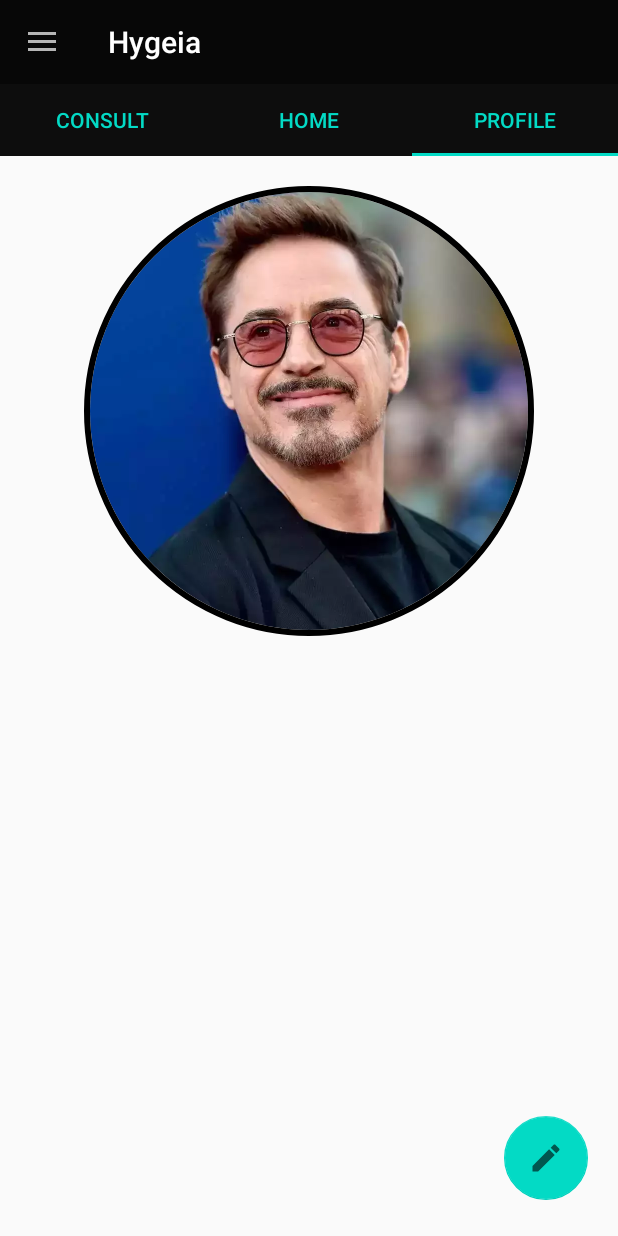
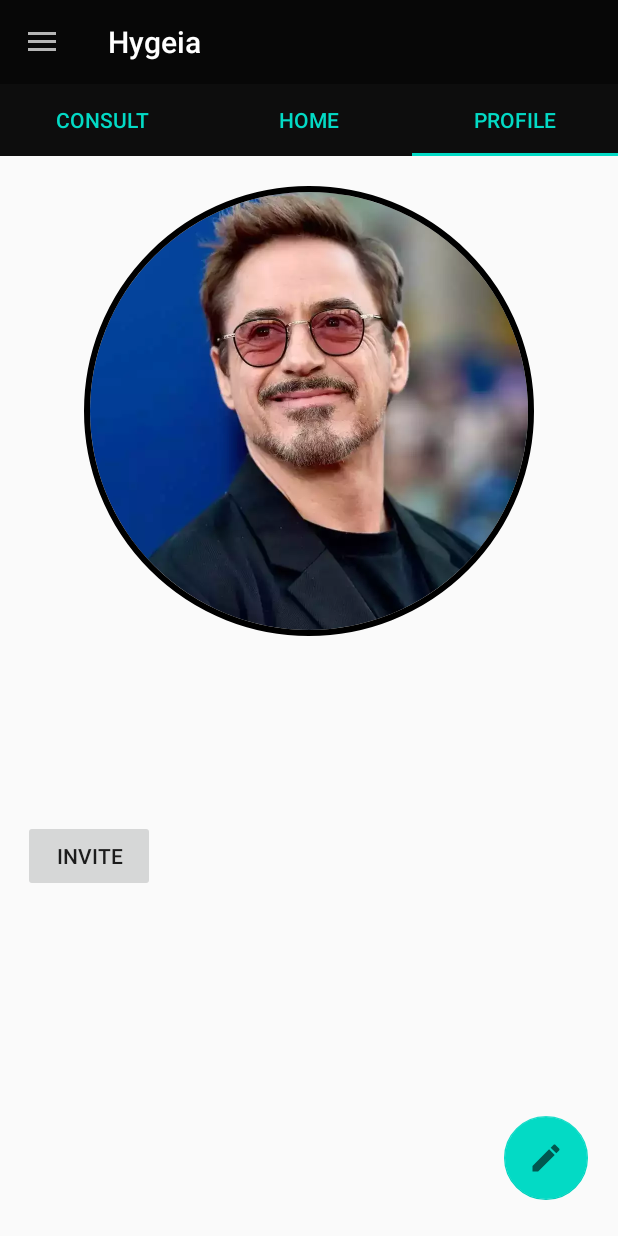
Before and after one commit to devanshagar783/Summer-Design-Project, an Android app: the screen it shows after launch once a user with an empty profile is signed in (MainActivity), tab 3 chosen, on a phone screen of 412 x 824 dp. Run offline under Robolectric (Android 15) with nearby library versions, the phone set to English and light mode, and no system bars; our stand-ins replace Firebase (no records; nobody signed in at launch, a user with empty details on screens opened directly); libraries missing offline, so code that uses them is left out: com.mikhaellopez.circularimageview; plain views replace CircularImageView; Roboto replaces fonts that are not available here; 1 statement that could not run was skipped.

Commit message:
Added new Invite option

```diff
--- a/app/build.gradle
+++ b/app/build.gradle
@@ -58,6 +58,8 @@ dependencies {
     implementation 'com.squareup.picasso:picasso:2.71828'
     implementation 'com.google.android.gms:play-services-maps:17.0.0'
     implementation 'com.google.android.gms:play-services-location:17.1.0'
+    implementation 'com.google.firebase:firebase-invites:17.0.0'
+    implementation 'com.google.firebase:firebase-dynamic-links:19.1.1'
     testImplementation 'junit:junit:4.13.1'
     androidTestImplementation 'androidx.test.ext:junit:1.1.2'
     androidTestImplementation 'androidx.test.espresso:espresso-core:3.3.0'
--- a/app/src/main/java/com/sdp/remotehealthcareapp/Activities/MainActivity.java
+++ b/app/src/main/java/com/sdp/remotehealthcareapp/Activities/MainActivity.java
@@ -13,22 +13,29 @@ import android.app.AlertDialog;
 import android.content.DialogInterface;
 import android.content.Intent;
 import android.content.SharedPreferences;
+import android.net.Uri;
 import android.os.Bundle;
 
+import android.util.Log;
 import android.view.MenuItem;
 
 import android.view.View;
 import android.widget.FrameLayout;
 import android.widget.TextView;
+import android.widget.Toast;
 
 import com.google.android.gms.auth.api.signin.GoogleSignInClient;
 
 import com.google.android.gms.tasks.OnCompleteListener;
+import com.google.android.gms.tasks.OnFailureListener;
+import com.google.android.gms.tasks.OnSuccessListener;
 import com.google.android.gms.tasks.Task;
 import com.google.android.material.navigation.NavigationView;
 
 import com.google.firebase.auth.FirebaseAuth;
 import com.google.firebase.auth.FirebaseUser;
+import com.google.firebase.dynamiclinks.FirebaseDynamicLinks;
+import com.google.firebase.dynamiclinks.PendingDynamicLinkData;
 import com.google.firebase.firestore.DocumentSnapshot;
 import com.google.firebase.firestore.FirebaseFirestore;
 import com.sdp.remotehealthcareapp.Activities.Login.PhoneAuthActivity;
@@ -39,8 +46,12 @@ import com.sdp.remotehealthcareapp.Fragments.Home.Dashboard;
 import com.sdp.remotehealthcareapp.Fragments.Appointments.RecentAppointment_Fragment;
 import com.sdp.remotehealthcareapp.R;
 
+import static com.google.firebase.dynamiclinks.FirebaseDynamicLinks.*;
+
 
 public class MainActivity extends AppCompatActivity {
+
+    private static final String TAG = "MainActivity";
 
     private Fragment selectorFragment;
     private GoogleSignInClient mGoogleSignInClient;
@@ -63,11 +74,31 @@ public class MainActivity extends AppCompatActivity {
         setContentView(R.layout.activity_main);
         getDrawer_started();
         getProfile();
+
+        //For handling dynamic links
+        FirebaseDynamicLinks.getInstance().getDynamicLink(getIntent()).addOnSuccessListener(this, new OnSuccessListener<PendingDynamicLinkData>() {
+            @Override
+            public void onSuccess(PendingDynamicLinkData pendingDynamicLinkData) {
+                Toast.makeText(MainActivity.this, "Found a dynamic link", Toast.LENGTH_SHORT).show();
+
+                Uri link = null;
+                if (pendingDynamicLinkData != null)
+                    link = pendingDynamicLinkData.getLink();
+
+                if (link != null)
+                    Log.d(TAG, "onSuccess: " + link);
+            }
+        }).addOnFailureListener(this, new OnFailureListener() {
+            @Override
+            public void onFailure(@NonNull Exception e) {
+                Toast.makeText(MainActivity.this, "No data extractable", Toast.LENGTH_SHORT).show();
+            }
+        });
     }
 
-    private void getProfile(){
+    private void getProfile() {
         FirebaseUser user = FirebaseAuth.getInstance().getCurrentUser();
-        if(user !=null) {
+        if (user != null) {
             NavigationView navigationView = (NavigationView) findViewById(R.id.navigation);
             View headerView = navigationView.getHeaderView(0);
             navUsername = (TextView) headerView.findViewById(R.id.user_name);
@@ -81,7 +112,7 @@ public class MainActivity extends AppCompatActivity {
                         public void onComplete(@NonNull Task<DocumentSnapshot> task) {
                             if (task.isSuccessful()) {
                                 DocumentSnapshot document = task.getResult();
-                                String name= (document.getString("Name"));
+                                String name = (document.getString("Name"));
                                 navUsername.setText(name);
 
                             }
@@ -90,62 +121,55 @@ public class MainActivity extends AppCompatActivity {
         }
     }
 
-    public static String getName()
-    {
+    public static String getName() {
         return navUsername.getText().toString();
     }
-    private void getDrawer_started()
-    {
 
-        drawerLayout= findViewById(R.id.drawerlayout);
-        coordinatorLayout= findViewById(R.id.coordinator);
-        toolbar= findViewById(R.id.toolbar);
+    private void getDrawer_started() {
+
+        drawerLayout = findViewById(R.id.drawerlayout);
+        coordinatorLayout = findViewById(R.id.coordinator);
+        toolbar = findViewById(R.id.toolbar);
         // frameLayout= findViewById(R.id.framelayout);
-        navigationView= findViewById(R.id.navigation);
+        navigationView = findViewById(R.id.navigation);
         setUpToolbar();
         getSupportFragmentManager().beginTransaction().replace(R.id.fragment,
                 new Dashboard()).addToBackStack("Dashboard").commit();
 
 
-        actionBarDrawerToggle = new ActionBarDrawerToggle(this, drawerLayout,R.string.open_drawer, R.string.close_drawer);
+        actionBarDrawerToggle = new ActionBarDrawerToggle(this, drawerLayout, R.string.open_drawer, R.string.close_drawer);
         drawerLayout.addDrawerListener(actionBarDrawerToggle);
         actionBarDrawerToggle.syncState();
 
         navigationView.setNavigationItemSelectedListener(new NavigationView.OnNavigationItemSelectedListener() {
             @Override
             public boolean onNavigationItemSelected(MenuItem item) {
-                    selectorFragment=new Dashboard();
-                    if(item.getItemId() == R.id.logout) {
+                selectorFragment = new Dashboard();
+                if (item.getItemId() == R.id.logout) {
                     //finish();
                         /*sharedPreferences= getSharedPreferences(getString(R.string.preference_file_name), MODE_PRIVATE);
                         sharedPreferences.edit().putBoolean("isLoggedin", false).apply();*/
                     startActivity(new Intent(getApplicationContext(), PhoneAuthActivity.class));
                     finish();
-                    }
-                    else if(item.getItemId()== R.id.book_appointment)
-                        selectorFragment= new AppointmentFragment();
-                    else if(item.getItemId() == R.id.profile){
+                } else if (item.getItemId() == R.id.book_appointment)
+                    selectorFragment = new AppointmentFragment();
+                else if (item.getItemId() == R.id.profile) {
                     selectorFragment = new MyProfile();
-                    }
-                    else if(item.getItemId() == R.id.healthfiles) {
-                        selectorFragment= new HealthFiles();
-                    }
-                    else if(item.getItemId()== R.id.dashboard){
-                        selectorFragment= new Dashboard();
-                    }
-                    else if(item.getItemId() == R.id.recent)
-                    {
-                        selectorFragment= new RecentAppointment_Fragment();
-                    }
-                   else if(item.getItemId() == R.id.about){
+                } else if (item.getItemId() == R.id.healthfiles) {
+                    selectorFragment = new HealthFiles();
+                } else if (item.getItemId() == R.id.dashboard) {
+                    selectorFragment = new Dashboard();
+                } else if (item.getItemId() == R.id.recent) {
+                    selectorFragment = new RecentAppointment_Fragment();
+                } else if (item.getItemId() == R.id.about) {
                     AlertDialog.Builder builder = new AlertDialog.Builder(MainActivity.this)
                             .setTitle("About Hygeia")
-                                .setMessage("Build and published by \nAkshat Srivastava(201851013)\nDevansh Agarwal(201851038)\nUjjwal Shrivastava(201851136)\n"+"\nIf you want to hire us or\n"+"if you want to check our other works\n"+"Have a look at our website:")
+                            .setMessage("Build and published by \nAkshat Srivastava(201851013)\nDevansh Agarwal(201851038)\nUjjwal Shrivastava(201851136)\n" + "\nIf you want to hire us or\n" + "if you want to check our other works\n" + "Have a look at our website:")
                             .setPositiveButton("Yes", new DialogInterface.OnClickListener() {
                                 @Override
                                 public void onClick(DialogInterface dialogInterface, int i) {
                                     Intent intent = new Intent(MainActivity.this, MyWebViewActivity.class);
-                                        intent.putExtra("url","https://www.example.com/");
+                                    intent.putExtra("url", "https://www.example.com/");
                                     startActivity(intent);
                                 }
                             }).setNegativeButton("No", new DialogInterface.OnClickListener() {
@@ -156,12 +180,13 @@ public class MainActivity extends AppCompatActivity {
                             });
                     builder.create().show();
                 }
-                    getSupportFragmentManager().beginTransaction().replace(R.id.fragment,selectorFragment).addToBackStack("Profile Setup").commit();
+                getSupportFragmentManager().beginTransaction().replace(R.id.fragment, selectorFragment).addToBackStack("Profile Setup").commit();
                 drawerLayout.closeDrawers();
                 return true;
             }
         });
     }
+
     private void setUpToolbar() {
         //setSupportActionBar(toolbar);
         setSupportActionBar(toolbar);
@@ -173,8 +198,7 @@ public class MainActivity extends AppCompatActivity {
     public boolean onOptionsItemSelected(@NonNull MenuItem item) {
 
 
-        if(item.getItemId() == android.R.id.home)
-        {
+        if (item.getItemId() == android.R.id.home) {
             drawerLayout.openDrawer(GravityCompat.START);
         }
         return super.onOptionsItemSelected(item);
--- a/app/src/main/java/com/sdp/remotehealthcareapp/Fragments/Home/Tab3.java
+++ b/app/src/main/java/com/sdp/remotehealthcareapp/Fragments/Home/Tab3.java
@@ -1,6 +1,7 @@
 package com.sdp.remotehealthcareapp.Fragments.Home;
 
 import android.content.Intent;
+import android.net.Uri;
 import android.opengl.Visibility;
 import android.os.Bundle;
 
@@ -8,9 +9,11 @@ import androidx.annotation.NonNull;
 import androidx.fragment.app.Fragment;
 import androidx.fragment.app.FragmentTransaction;
 
+import android.util.Log;
 import android.view.LayoutInflater;
 import android.view.View;
 import android.view.ViewGroup;
+import android.widget.Button;
 import android.widget.TextView;
 
 import com.google.android.gms.tasks.OnCompleteListener;
@@ -19,6 +22,9 @@ import com.google.android.material.floatingactionbutton.FloatingActionButton;
 import com.google.android.material.navigation.NavigationView;
 import com.google.firebase.auth.FirebaseAuth;
 import com.google.firebase.auth.FirebaseUser;
+import com.google.firebase.dynamiclinks.DynamicLink;
+import com.google.firebase.dynamiclinks.FirebaseDynamicLinks;
+import com.google.firebase.dynamiclinks.ShortDynamicLink;
 import com.google.firebase.firestore.DocumentSnapshot;
 import com.google.firebase.firestore.FirebaseFirestore;
 import com.mikhaellopez.circularimageview.CircularImageView;
@@ -32,12 +38,15 @@ import java.util.Objects;
 
 public class Tab3 extends Fragment {
 
+    private static final String TAG = "Tab3";
+
     View v;
     private CircularImageView imageView;
     private TextView userName;
     private TextView userEmail;
     private TextView userNum;
     private FloatingActionButton fab;
+    private Button invite;
 
     public Tab3() {
         // Required empty public constructor
@@ -53,9 +62,10 @@ public class Tab3 extends Fragment {
                              Bundle savedInstanceState) {
         v = inflater.inflate(R.layout.fragment_tab3, container, false);
         userName = (TextView) v.findViewById(R.id.username);
-        userEmail = (TextView)v.findViewById(R.id.useremail);
-        userNum = (TextView)v.findViewById(R.id.usernum);
-        fab = (FloatingActionButton)v.findViewById(R.id.fabedit);
+        userEmail = (TextView) v.findViewById(R.id.useremail);
+        userNum = (TextView) v.findViewById(R.id.usernum);
+        fab = (FloatingActionButton) v.findViewById(R.id.fabedit);
+        invite = (Button) v.findViewById(R.id.inviteuser);
         FirebaseUser user = FirebaseAuth.getInstance().getCurrentUser();
         if (user != null) {
             FirebaseFirestore db = FirebaseFirestore.getInstance();
@@ -70,7 +80,7 @@ public class Tab3 extends Fragment {
                                 DocumentSnapshot document = task.getResult();
                                 String name = (document.getString("Name"));
                                 String num = (document.getString("number"));
-                                if(document.getString("Email") != null)
+                                if (document.getString("Email") != null)
                                     userEmail.setText(document.getString("Email"));
                                 else
                                     userEmail.setVisibility(View.GONE);
@@ -84,11 +94,56 @@ public class Tab3 extends Fragment {
         fab.setOnClickListener(new View.OnClickListener() {
             @Override
             public void onClick(View view) {
-                getActivity().getSupportFragmentManager().beginTransaction().replace(R.id.fragment,new MyProfile()).addToBackStack("Profile Setup").commit();
+                getActivity().getSupportFragmentManager().beginTransaction().replace(R.id.fragment, new MyProfile()).addToBackStack("Profile Setup").commit();
             }
         });
 
+        invite.setOnClickListener(new View.OnClickListener() {
+            @Override
+            public void onClick(View view) {
+                generateContentLink();
+            }
+        });
 
         return v;
     }
+
+    public void generateContentLink() {
+        Uri baseUrl = Uri.parse("https://remotehealthcareproject.page.link/invite");
+        String domain = "https://remotehealthcareproject.page.link";
+        DynamicLink link = FirebaseDynamicLinks.getInstance().createDynamicLink()
+                .setLink(baseUrl)
+                .setDomainUriPrefix(domain)
+                .buildDynamicLink();
+
+        Log.d(TAG, "generateContentLink: long" + link.getUri());
+
+        //shorten the dynamic link
+        Task<ShortDynamicLink> shortDynamicLinkTask = FirebaseDynamicLinks.getInstance().createDynamicLink()
+                .setLink(baseUrl)
+                .setAndroidParameters(new DynamicLink.AndroidParameters.Builder().build())
+                .setDomainUriPrefix(domain)
+                .buildShortDynamicLink()
+                .addOnCompleteListener(new OnCompleteListener<ShortDynamicLink>() {
+                    @Override
+                    public void onComplete(@NonNull Task<ShortDynamicLink> task) {
+                        Log.d(TAG, "onComplete: " + task.getResult());
+                        if (task.isSuccessful()) {
+                            Uri shortLink = task.getResult().getShortLink();
+                            Uri flowchartLink = task.getResult().getPreviewLink();
+
+                            Log.d(TAG, "onComplete: short" + shortLink);
+
+
+                            String message = "Hey there! Try this amazing healthcare application Hygeia and install it from here:-\n " + shortLink.toString();
+                            Intent intent = new Intent(Intent.ACTION_SEND);
+                            intent.setType("text/plain");
+                            intent.putExtra(Intent.EXTRA_TEXT, message);
+                            startActivity(Intent.createChooser(intent, "Refer Application"));
+                        } else {
+                            Log.d(TAG, "onComplete: Error" + task.getException());
+                        }
+                    }
+                });
+    }
 }
--- a/app/src/main/res/layout/fragment_tab3.xml
+++ b/app/src/main/res/layout/fragment_tab3.xml
@@ -66,6 +66,13 @@
             android:textSize = "20sp"
             />
 
+        <Button
+            android:layout_width = "wrap_content"
+            android:layout_height = "wrap_content"
+            android:id="@+id/inviteuser"
+            android:layout_below="@+id/usernum"
+            android:text="Invite"/>
+
     </RelativeLayout>
 
     <com.google.android.material.floatingactionbutton.FloatingActionButton
```
Also changed, not shown: app/src/main/AndroidManifest.xml (+42 -10 lines). Lines whose indentation alone changed are shown as unchanged.
